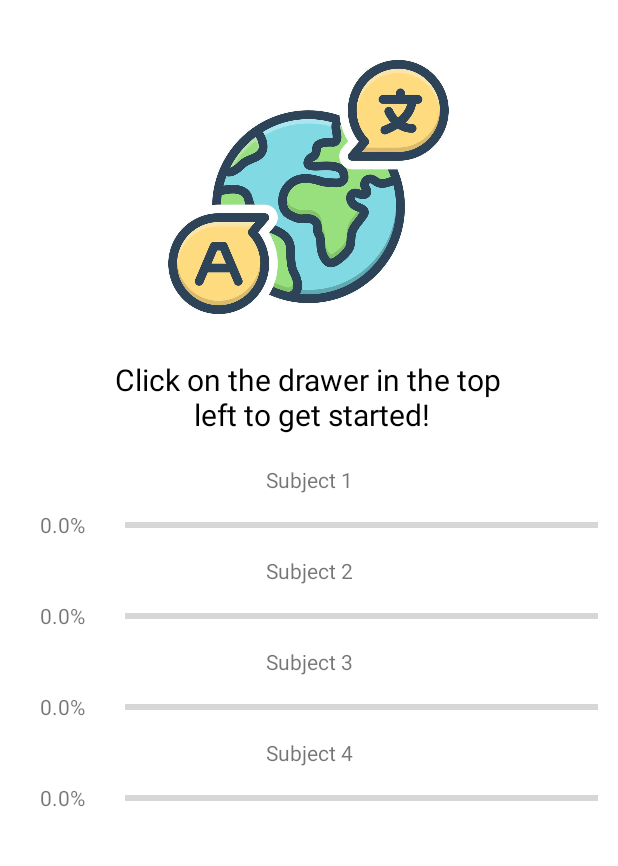
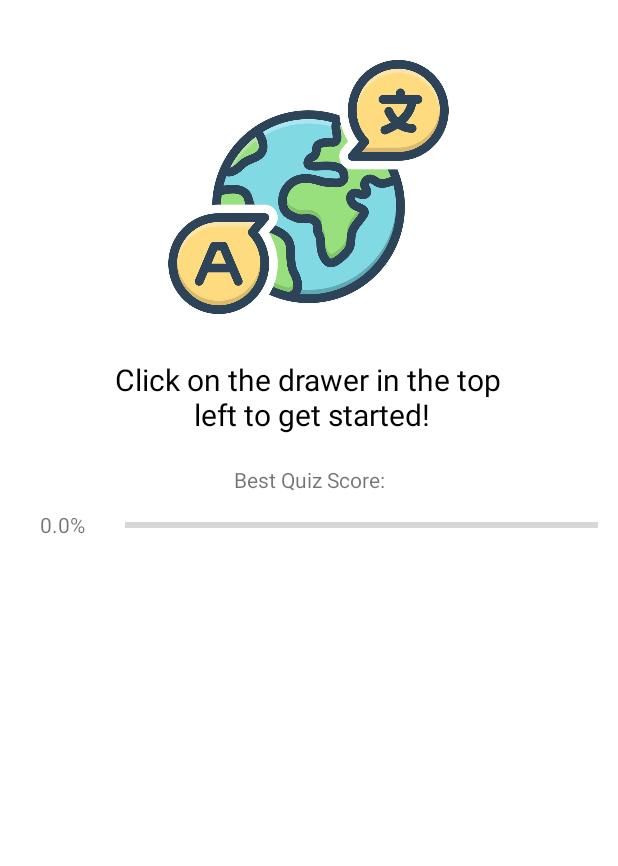
Before and after one commit to charlizeaponte/SEOWeek4, an Android app: the dashboardFragment screen opened through its navigation route, on a phone screen of 412 x 824 dp, the part 249-1115 px from its top. Run offline under Robolectric (Android 15) with nearby library versions, the phone set to English and light mode, and no system bars; our stand-ins replace navigation-ui; libraries missing offline, so code that uses them is left out: androidx.test.core.

Commit message:
quiz score now saved, results shown on dashboard

```diff
--- a/app/src/main/java/edu/quinnipiac/seoweek4/UserData.kt
+++ b/app/src/main/java/edu/quinnipiac/seoweek4/UserData.kt
@@ -10,7 +10,7 @@ import kotlinx.coroutines.flow.Flow
 import kotlinx.coroutines.flow.first
 import kotlinx.coroutines.flow.map
 
-class UserData(context: Context) {
+object UserData {
     val Context.dataStore: DataStore<Preferences> by preferencesDataStore(name = "progress")
 
     suspend fun setProgress(context: Context, subject: Int, progress: Double) {
--- a/app/src/main/java/edu/quinnipiac/seoweek4/dashboardFragment.kt
+++ b/app/src/main/java/edu/quinnipiac/seoweek4/dashboardFragment.kt
@@ -28,32 +28,32 @@ class dashboardFragment : Fragment() {
     }
 
     override fun onViewCreated(view: View, savedInstanceState: Bundle?) {
-        val userData = UserData(requireContext())
+        val userData = UserData
         lifecycleScope.launch {
             val sub1 = userData.getProgress(requireContext(), 1)
-            val sub2 = userData.getProgress(requireContext(), 2)
-            val sub3 = userData.getProgress(requireContext(), 3)
-            val sub4 = userData.getProgress(requireContext(), 4)
+//            val sub2 = userData.getProgress(requireContext(), 2)
+//            val sub3 = userData.getProgress(requireContext(), 3)
+//            val sub4 = userData.getProgress(requireContext(), 4)
 
             val text1: TextView = view.findViewById(R.id.sub1_progress)
-            val text2: TextView = view.findViewById(R.id.sub2_progress)
-            val text3: TextView = view.findViewById(R.id.sub3_progress)
-            val text4: TextView = view.findViewById(R.id.sub4_progress)
+//            val text2: TextView = view.findViewById(R.id.sub2_progress)
+//            val text3: TextView = view.findViewById(R.id.sub3_progress)
+//            val text4: TextView = view.findViewById(R.id.sub4_progress)
 
             val progress1: ProgressBar = view.findViewById(R.id.progressBar1)
-            val progress2: ProgressBar = view.findViewById(R.id.progressBar2)
-            val progress3: ProgressBar = view.findViewById(R.id.progressBar3)
-            val progress4: ProgressBar = view.findViewById(R.id.progressBar4)
+//            val progress2: ProgressBar = view.findViewById(R.id.progressBar2)
+//            val progress3: ProgressBar = view.findViewById(R.id.progressBar3)
+//            val progress4: ProgressBar = view.findViewById(R.id.progressBar4)
 
             text1.text = (sub1 * 100).toString() + "%"
-            text2.text = (sub2 * 100).toString() + "%"
-            text3.text = (sub3 * 100).toString() + "%"
-            text4.text = (sub4 * 100).toString() + "%"
+//            text2.text = (sub2 * 100).toString() + "%"
+//            text3.text = (sub3 * 100).toString() + "%"
+//            text4.text = (sub4 * 100).toString() + "%"
 
             progress1.progress = (sub1 * 100).toInt()
-            progress2.progress = (sub2 * 100).toInt()
-            progress3.progress = (sub3 * 100).toInt()
-            progress4.progress = (sub4 * 100).toInt()
+//            progress2.progress = (sub2 * 100).toInt()
+//            progress3.progress = (sub3 * 100).toInt()
+//            progress4.progress = (sub4 * 100).toInt()
 
         }
     }
--- a/app/src/main/java/edu/quinnipiac/seoweek4/quizFragment.kt
+++ b/app/src/main/java/edu/quinnipiac/seoweek4/quizFragment.kt
@@ -7,8 +7,10 @@ import android.view.View
 import android.view.ViewGroup
 import android.widget.Button
 import android.widget.Toast
+import androidx.lifecycle.lifecycleScope
 import androidx.recyclerview.widget.LinearLayoutManager
 import androidx.recyclerview.widget.RecyclerView
+import kotlinx.coroutines.launch
 
 class quizFragment : Fragment() {
 
@@ -91,6 +93,13 @@ class quizFragment : Fragment() {
                 score++
             }
         }
+        val userData = UserData
+        lifecycleScope.launch {
+            val currSore = userData.getProgress(requireContext(), 1)
+            if (currSore < score.toDouble() / quizQuestions.size) {
+                userData.setProgress(requireContext(), 1, score.toDouble() / quizQuestions.size)
+            }
+        }
         // Display the score
         Toast.makeText(context, "Your score is $score out of ${quizQuestions.size}", Toast.LENGTH_LONG).show()
     }
--- a/app/src/main/res/layout/fragment_dashboard.xml
+++ b/app/src/main/res/layout/fragment_dashboard.xml
@@ -46,7 +46,7 @@
         android:layout_width="match_parent"
         android:layout_height="wrap_content"
         android:gravity="center"
-        android:text="Subject 1" />
+        android:text="Best Quiz Score:" />
 
     <LinearLayout
         android:layout_width="match_parent"
@@ -73,98 +73,98 @@
 
     </LinearLayout>
 
-    <TextView
-        android:id="@+id/label2"
-        android:layout_width="match_parent"
-        android:layout_height="wrap_content"
-        android:gravity="center"
-        android:text="Subject 2" />
+<!--    <TextView-->
+<!--        android:id="@+id/label2"-->
+<!--        android:layout_width="match_parent"-->
+<!--        android:layout_height="wrap_content"-->
+<!--        android:gravity="center"-->
+<!--        android:text="Subject 2" />-->
 
-    <LinearLayout
-        android:layout_width="match_parent"
-        android:layout_height="41dp"
-        android:orientation="horizontal">
+<!--    <LinearLayout-->
+<!--        android:layout_width="match_parent"-->
+<!--        android:layout_height="41dp"-->
+<!--        android:orientation="horizontal">-->
 
-        <TextView
-            android:id="@+id/sub2_progress"
-            android:layout_width="83dp"
-            android:layout_height="match_parent"
-            android:gravity="center_vertical"
-            android:text="TextView"
-            android:textAlignment="center" />
+<!--        <TextView-->
+<!--            android:id="@+id/sub2_progress"-->
+<!--            android:layout_width="83dp"-->
+<!--            android:layout_height="match_parent"-->
+<!--            android:gravity="center_vertical"-->
+<!--            android:text="TextView"-->
+<!--            android:textAlignment="center" />-->
 
-        <ProgressBar
-            android:id="@+id/progressBar2"
-            style="?android:attr/progressBarStyleHorizontal"
-            android:layout_width="315dp"
-            android:layout_height="match_parent"
-            android:maxWidth="10dp"
-            android:maxHeight="30dp"
-            android:minWidth="10dp"
-            android:minHeight="30dp" />
+<!--        <ProgressBar-->
+<!--            android:id="@+id/progressBar2"-->
+<!--            style="?android:attr/progressBarStyleHorizontal"-->
+<!--            android:layout_width="315dp"-->
+<!--            android:layout_height="match_parent"-->
+<!--            android:maxWidth="10dp"-->
+<!--            android:maxHeight="30dp"-->
+<!--            android:minWidth="10dp"-->
+<!--            android:minHeight="30dp" />-->
 
-    </LinearLayout>
+<!--    </LinearLayout>-->
 
-    <TextView
-        android:id="@+id/label3"
-        android:layout_width="match_parent"
-        android:layout_height="wrap_content"
-        android:gravity="center"
-        android:text="Subject 3" />
+<!--    <TextView-->
+<!--        android:id="@+id/label3"-->
+<!--        android:layout_width="match_parent"-->
+<!--        android:layout_height="wrap_content"-->
+<!--        android:gravity="center"-->
+<!--        android:text="Subject 3" />-->
 
-    <LinearLayout
-        android:layout_width="match_parent"
-        android:layout_height="41dp"
-        android:orientation="horizontal">
+<!--    <LinearLayout-->
+<!--        android:layout_width="match_parent"-->
+<!--        android:layout_height="41dp"-->
+<!--        android:orientation="horizontal">-->
 
-        <TextView
-            android:id="@+id/sub3_progress"
-            android:layout_width="83dp"
-            android:layout_height="match_parent"
-            android:gravity="center_vertical"
-            android:text="TextView"
-            android:textAlignment="center" />
+<!--        <TextView-->
+<!--            android:id="@+id/sub3_progress"-->
+<!--            android:layout_width="83dp"-->
+<!--            android:layout_height="match_parent"-->
+<!--            android:gravity="center_vertical"-->
+<!--            android:text="TextView"-->
+<!--            android:textAlignment="center" />-->
 
-        <ProgressBar
-            android:id="@+id/progressBar3"
-            style="?android:attr/progressBarStyleHorizontal"
-            android:layout_width="315dp"
-            android:layout_height="match_parent"
-            android:maxWidth="10dp"
-            android:maxHeight="30dp"
-            android:minWidth="10dp"
-            android:minHeight="30dp" />
-    </LinearLayout>
+<!--        <ProgressBar-->
+<!--            android:id="@+id/progressBar3"-->
+<!--            style="?android:attr/progressBarStyleHorizontal"-->
+<!--            android:layout_width="315dp"-->
+<!--            android:layout_height="match_parent"-->
+<!--            android:maxWidth="10dp"-->
+<!--            android:maxHeight="30dp"-->
+<!--            android:minWidth="10dp"-->
+<!--            android:minHeight="30dp" />-->
+<!--    </LinearLayout>-->
 
-    <TextView
-        android:id="@+id/label4"
-        android:layout_width="match_parent"
-        android:layout_height="wrap_content"
-        android:gravity="center"
-        android:text="Subject 4" />
+<!--    <TextView-->
+<!--        android:id="@+id/label4"-->
+<!--        android:layout_width="match_parent"-->
+<!--        android:layout_height="wrap_content"-->
+<!--        android:gravity="center"-->
+<!--        android:text="Subject 4" />-->
 
-    <LinearLayout
-        android:layout_width="match_parent"
-        android:layout_height="41dp"
-        android:orientation="horizontal">
+<!--    <LinearLayout-->
+<!--        android:layout_width="match_parent"-->
+<!--        android:layout_height="41dp"-->
+<!--        android:orientation="horizontal">-->
 
-        <TextView
-            android:id="@+id/sub4_progress"
-            android:layout_width="83dp"
-            android:layout_height="match_parent"
-            android:gravity="center_vertical"
-            android:text="TextView"
-            android:textAlignment="center" />
+<!--        <TextView-->
+<!--            android:id="@+id/sub4_progress"-->
+<!--            android:layout_width="83dp"-->
+<!--            android:layout_height="match_parent"-->
+<!--            android:gravity="center_vertical"-->
+<!--            android:text="TextView"-->
+<!--            android:textAlignment="center" />-->
 
-        <ProgressBar
-            android:id="@+id/progressBar4"
-            style="?android:attr/progressBarStyleHorizontal"
-            android:layout_width="315dp"
-            android:layout_height="match_parent"
-            android:maxWidth="10dp"
-            android:maxHeight="30dp"
-            android:minWidth="10dp"
-            android:minHeight="30dp" />
-    </LinearLayout>
+<!--        <ProgressBar-->
+<!--            android:id="@+id/progressBar4"-->
+<!--            style="?android:attr/progressBarStyleHorizontal"-->
+<!--            android:layout_width="315dp"-->
+<!--            android:layout_height="match_parent"-->
+<!--            android:maxWidth="10dp"-->
+<!--            android:maxHeight="30dp"-->
+<!--            android:minWidth="10dp"-->
+<!--            android:minHeight="30dp" />-->
+<!--    </LinearLayout>-->
 
 </LinearLayout>
```
Also changed, not shown: 1 other file.
